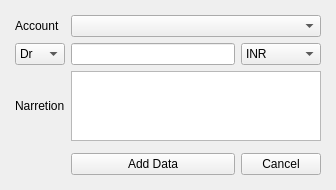
Above: Resources/Ui/ContraEntry.ui from Darshitjivani/MBAS before the change. Below: the same form after it.
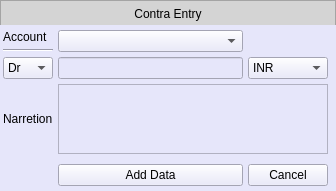
That is the form after the change.

The edit to the form file:
```diff
--- a/Resources/Ui/ContraEntry.ui
+++ b/Resources/Ui/ContraEntry.ui
@@ -7,7 +7,7 @@
     <x>0</x>
     <y>0</y>
     <width>336</width>
-    <height>188</height>
+    <height>187</height>
    </rect>
   </property>
   <property name="windowTitle">
@@ -20,123 +20,225 @@
    <property name="styleSheet">
     <string notr="true"/>
    </property>
-   <layout class="QGridLayout" name="gridLayout">
-    <item row="4" column="3">
-     <widget class="Line" name="line_4">
+   <layout class="QGridLayout" name="gridLayout_2">
+    <property name="leftMargin">
+     <number>0</number>
+    </property>
+    <property name="topMargin">
+     <number>0</number>
+    </property>
+    <property name="rightMargin">
+     <number>0</number>
+    </property>
+    <property name="bottomMargin">
+     <number>0</number>
+    </property>
+    <property name="spacing">
+     <number>0</number>
+    </property>
+    <item row="0" column="0">
+     <widget class="QFrame" name="fheader">
+      <property name="minimumSize">
+       <size>
+        <width>0</width>
+        <height>25</height>
+       </size>
+      </property>
       <property name="styleSheet">
-       <string notr="true">background-color: transparent</string>
+       <string notr="true">background-color: rgb(212, 212, 212);
+font: 63 11pt &quot;Segoe UI Semibold&quot;;
+color:#000000</string>
       </property>
-      <property name="orientation">
-       <enum>Qt::Vertical</enum>
+      <property name="frameShape">
+       <enum>QFrame::StyledPanel</enum>
       </property>
-     </widget>
-    </item>
-    <item row="2" column="4">
-     <widget class="QComboBox" name="cbCurrency">
-      <item>
-       <property name="text">
-        <string>INR</string>
+      <property name="frameShadow">
+       <enum>QFrame::Raised</enum>
+      </property>
+      <layout class="QGridLayout" name="gridLayout_3">
+       <property name="leftMargin">
+        <number>0</number>
        </property>
-      </item>
-      <item>
-       <property name="text">
-        <string>USD</string>
+       <property name="topMargin">
+        <number>0</number>
        </property>
-      </item>
-     </widget>
-    </item>
-    <item row="6" column="3">
-     <widget class="Line" name="line_3">
-      <property name="styleSheet">
-       <string notr="true">background-color: transparent</string>
-      </property>
-      <property name="orientation">
-       <enum>Qt::Vertical</enum>
-      </property>
-     </widget>
-    </item>
-    <item row="2" column="2">
-     <widget class="QComboBox" name="cbDrCr">
-      <item>
-       <property name="text">
-        <string>Dr</string>
+       <property name="rightMargin">
+        <number>0</number>
        </property>
-      </item>
-      <item>
-       <property name="text">
-        <string>Cr</string>
+       <property name="bottomMargin">
+        <number>0</number>
        </property>
-      </item>
-     </widget>
-    </item>
-    <item row="0" column="3">
-     <widget class="Line" name="line_5">
-      <property name="styleSheet">
-       <string notr="true">background-color: transparent</string>
-      </property>
-      <property name="orientation">
-       <enum>Qt::Vertical</enum>
-      </property>
+       <property name="spacing">
+        <number>0</number>
+       </property>
+       <item row="0" column="0">
+        <widget class="QLabel" name="label_3">
+         <property name="minimumSize">
+          <size>
+           <width>0</width>
+           <height>25</height>
+          </size>
+         </property>
+         <property name="text">
+          <string>Contra Entry</string>
+         </property>
+         <property name="alignment">
+          <set>Qt::AlignCenter</set>
+         </property>
+        </widget>
+       </item>
+      </layout>
      </widget>
     </item>
     <item row="1" column="0">
-     <widget class="Line" name="line">
-      <property name="orientation">
-       <enum>Qt::Horizontal</enum>
+     <widget class="QWidget" name="widget" native="true">
+      <property name="styleSheet">
+       <string notr="true">QWidget{
+	background-color: rgb(230, 230, 250);
+}
+
+QPushButton:hover {
+  border-radius: 05px;
+  color:#000000;
+  background-color:#9BA4B5;
+  border: 0px solid ;
+}</string>
       </property>
+      <layout class="QGridLayout" name="gridLayout">
+       <property name="leftMargin">
+        <number>3</number>
+       </property>
+       <property name="topMargin">
+        <number>0</number>
+       </property>
+       <property name="rightMargin">
+        <number>3</number>
+       </property>
+       <property name="bottomMargin">
+        <number>0</number>
+       </property>
+       <property name="spacing">
+        <number>5</number>
+       </property>
+       <item row="0" column="1">
+        <widget class="Line" name="line_5">
+         <property name="styleSheet">
+          <string notr="true">background-color: transparent</string>
+         </property>
+         <property name="orientation">
+          <enum>Qt::Vertical</enum>
+         </property>
+        </widget>
+       </item>
+       <item row="1" column="0">
+        <widget class="QLabel" name="label">
+         <property name="text">
+          <string>Account</string>
+         </property>
+        </widget>
+       </item>
+       <item row="1" column="1" rowspan="2">
+        <widget class="QComboBox" name="cbAccountName"/>
+       </item>
+       <item row="2" column="0">
+        <widget class="Line" name="line">
+         <property name="orientation">
+          <enum>Qt::Horizontal</enum>
+         </property>
+        </widget>
+       </item>
+       <item row="3" column="0">
+        <widget class="QComboBox" name="cbDrCr">
+         <item>
+          <property name="text">
+           <string>Dr</string>
+          </property>
+         </item>
+         <item>
+          <property name="text">
+           <string>Cr</string>
+          </property>
+         </item>
+        </widget>
+       </item>
+       <item row="3" column="1">
+        <widget class="QLineEdit" name="leAmount">
+         <property name="placeholderText">
+          <string/>
+         </property>
+        </widget>
+       </item>
+       <item row="3" column="2">
+        <widget class="QComboBox" name="cbCurrency">
+         <item>
+          <property name="text">
+           <string>INR</string>
+          </property>
+         </item>
+         <item>
+          <property name="text">
+           <string>USD</string>
+          </property>
+         </item>
+        </widget>
+       </item>
+       <item row="3" column="3">
+        <widget class="Line" name="line_2">
+         <property name="orientation">
+          <enum>Qt::Horizontal</enum>
+         </property>
+        </widget>
+       </item>
+       <item row="4" column="0">
+        <widget class="QLabel" name="label_2">
+         <property name="text">
+          <string>Narretion</string>
+         </property>
+        </widget>
+       </item>
+       <item row="4" column="1" colspan="2">
+        <widget class="QTextBrowser" name="tbNarretion"/>
+       </item>
+       <item row="5" column="1">
+        <widget class="Line" name="line_4">
+         <property name="styleSheet">
+          <string notr="true">background-color: transparent</string>
+         </property>
+         <property name="orientation">
+          <enum>Qt::Vertical</enum>
+         </property>
+        </widget>
+       </item>
+       <item row="6" column="1">
+        <widget class="QPushButton" name="pdAddRaw">
+         <property name="text">
+          <string>Add Data</string>
+         </property>
+         <property name="shortcut">
+          <string/>
+         </property>
+        </widget>
+       </item>
+       <item row="6" column="2">
+        <widget class="QPushButton" name="pbcancel">
+         <property name="text">
+          <string>Cancel</string>
+         </property>
+        </widget>
+       </item>
+       <item row="7" column="1">
+        <widget class="Line" name="line_3">
+         <property name="styleSheet">
+          <string notr="true">background-color: transparent</string>
+         </property>
+         <property name="orientation">
+          <enum>Qt::Vertical</enum>
+         </property>
+        </widget>
+       </item>
+      </layout>
      </widget>
     </item>
-    <item row="1" column="3" colspan="2">
-     <widget class="QComboBox" name="cbAccountName"/>
-    </item>
-    <item row="2" column="5">
-     <widget class="Line" name="line_2">
-      <property name="orientation">
-       <enum>Qt::Horizontal</enum>
-      </property>
-     </widget>
-    </item>
-    <item row="5" column="4">
-     <widget class="QPushButton" name="pbcancel">
-      <property name="text">
-       <string>Cancel</string>
-      </property>
-     </widget>
-    </item>
-    <item row="1" column="2">
-     <widget class="QLabel" name="label">
-      <property name="text">
-       <string>Account</string>
-      </property>
-     </widget>
-    </item>
-    <item row="2" column="3">
-     <widget class="QLineEdit" name="leAmount">
-      <property name="placeholderText">
-       <string/>
-      </property>
-     </widget>
-    </item>
-    <item row="5" column="3">
-     <widget class="QPushButton" name="pdAddRaw">
-      <property name="text">
-       <string>Add Data</string>
-      </property>
-      <property name="shortcut">
-       <string/>
-      </property>
-     </widget>
-    </item>
-    <item row="3" column="2">
-     <widget class="QLabel" name="label_2">
-      <property name="text">
-       <string>Narretion</string>
-      </property>
-     </widget>
-    </item>
-    <item row="3" column="3" colspan="2">
-     <widget class="QTextBrowser" name="tbNarretion"/>
-    </item>
    </layout>
   </widget>
  </widget>
```
